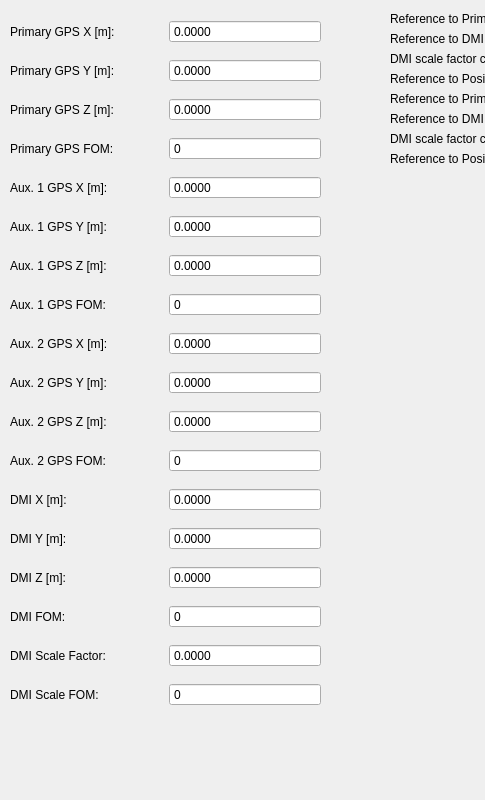
jmaye/libposlv, file src/lib/visualization/CalibrationControl.ui: the form before one commit; both pictures show x 0 to 485 and y 0 to 800 of the 930 by 800 pixel window.
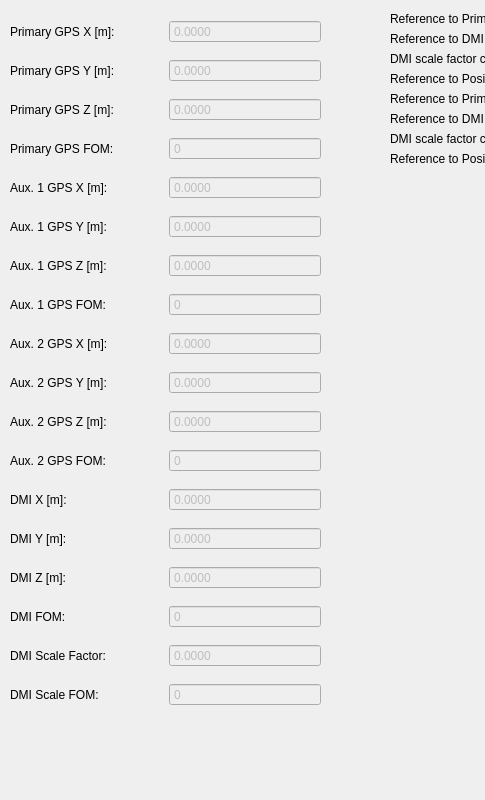
The form after the commit. Custom widgets are drawn as their Qt base class.

Diff of the .ui file:
```diff
--- a/src/lib/visualization/CalibrationControl.ui
+++ b/src/lib/visualization/CalibrationControl.ui
@@ -32,6 +32,9 @@
     </item>
     <item row="0" column="1">
      <widget class="QDoubleSpinBox" name="primGPSXSpinBox">
+      <property name="enabled">
+       <bool>false</bool>
+      </property>
       <property name="readOnly">
        <bool>true</bool>
       </property>
@@ -58,6 +61,9 @@
     </item>
     <item row="1" column="1">
      <widget class="QDoubleSpinBox" name="primGPSYSpinBox">
+      <property name="enabled">
+       <bool>false</bool>
+      </property>
       <property name="readOnly">
        <bool>true</bool>
       </property>
@@ -84,6 +90,9 @@
     </item>
     <item row="2" column="1">
      <widget class="QDoubleSpinBox" name="primGPSZSpinBox">
+      <property name="enabled">
+       <bool>false</bool>
+      </property>
       <property name="readOnly">
        <bool>true</bool>
       </property>
@@ -110,6 +119,9 @@
     </item>
     <item row="3" column="1">
      <widget class="QSpinBox" name="primGPSFOMSpinBox">
+      <property name="enabled">
+       <bool>false</bool>
+      </property>
       <property name="readOnly">
        <bool>true</bool>
       </property>
@@ -154,6 +166,9 @@
     </item>
     <item row="7" column="1">
      <widget class="QSpinBox" name="aux1GPSFOMSpinBox">
+      <property name="enabled">
+       <bool>false</bool>
+      </property>
       <property name="readOnly">
        <bool>true</bool>
       </property>
@@ -170,6 +185,9 @@
     </item>
     <item row="6" column="1">
      <widget class="QDoubleSpinBox" name="aux1GPSZSpinBox">
+      <property name="enabled">
+       <bool>false</bool>
+      </property>
       <property name="readOnly">
        <bool>true</bool>
       </property>
@@ -189,6 +207,9 @@
     </item>
     <item row="5" column="1">
      <widget class="QDoubleSpinBox" name="aux1GPSYSpinBox">
+      <property name="enabled">
+       <bool>false</bool>
+      </property>
       <property name="readOnly">
        <bool>true</bool>
       </property>
@@ -208,6 +229,9 @@
     </item>
     <item row="4" column="1">
      <widget class="QDoubleSpinBox" name="aux1GPSXSpinBox">
+      <property name="enabled">
+       <bool>false</bool>
+      </property>
       <property name="readOnly">
        <bool>true</bool>
       </property>
@@ -255,6 +279,9 @@
     </item>
     <item row="11" column="1">
      <widget class="QSpinBox" name="aux2GPSFOMSpinBox">
+      <property name="enabled">
+       <bool>false</bool>
+      </property>
       <property name="readOnly">
        <bool>true</bool>
       </property>
@@ -271,6 +298,9 @@
     </item>
     <item row="10" column="1">
      <widget class="QDoubleSpinBox" name="aux2GPSZSpinBox">
+      <property name="enabled">
+       <bool>false</bool>
+      </property>
       <property name="readOnly">
        <bool>true</bool>
       </property>
@@ -290,6 +320,9 @@
     </item>
     <item row="9" column="1">
      <widget class="QDoubleSpinBox" name="aux2GPSYSpinBox">
+      <property name="enabled">
+       <bool>false</bool>
+      </property>
       <property name="readOnly">
        <bool>true</bool>
       </property>
@@ -309,6 +342,9 @@
     </item>
     <item row="8" column="1">
      <widget class="QDoubleSpinBox" name="aux2GPSXSpinBox">
+      <property name="enabled">
+       <bool>false</bool>
+      </property>
       <property name="readOnly">
        <bool>true</bool>
       </property>
@@ -349,6 +385,9 @@
     </item>
     <item row="15" column="1">
      <widget class="QSpinBox" name="dmiFOMSpinBox">
+      <property name="enabled">
+       <bool>false</bool>
+      </property>
       <property name="readOnly">
        <bool>true</bool>
       </property>
@@ -365,6 +404,9 @@
     </item>
     <item row="14" column="1">
      <widget class="QDoubleSpinBox" name="dmiZSpinBox">
+      <property name="enabled">
+       <bool>false</bool>
+      </property>
       <property name="readOnly">
        <bool>true</bool>
       </property>
@@ -384,6 +426,9 @@
     </item>
     <item row="13" column="1">
      <widget class="QDoubleSpinBox" name="dmiYSpinBox">
+      <property name="enabled">
+       <bool>false</bool>
+      </property>
       <property name="readOnly">
        <bool>true</bool>
       </property>
@@ -403,6 +448,9 @@
     </item>
     <item row="12" column="1">
      <widget class="QDoubleSpinBox" name="dmiXSpinBox">
+      <property name="enabled">
+       <bool>false</bool>
+      </property>
       <property name="readOnly">
        <bool>true</bool>
       </property>
@@ -443,6 +491,9 @@
     </item>
     <item row="17" column="1">
      <widget class="QSpinBox" name="dmiScaleFOMSpinBox">
+      <property name="enabled">
+       <bool>false</bool>
+      </property>
       <property name="readOnly">
        <bool>true</bool>
       </property>
@@ -459,6 +510,9 @@
     </item>
     <item row="16" column="1">
      <widget class="QDoubleSpinBox" name="dmiScaleSpinBox">
+      <property name="enabled">
+       <bool>false</bool>
+      </property>
       <property name="readOnly">
        <bool>true</bool>
       </property>
@@ -468,6 +522,12 @@
       <property name="decimals">
        <number>4</number>
       </property>
+      <property name="minimum">
+       <double>-1000000.000000000000000</double>
+      </property>
+      <property name="maximum">
+       <double>1000000.000000000000000</double>
+      </property>
      </widget>
     </item>
    </layout>
```
Left out of the diff: 24 changed lines with no effect on the pictures.
